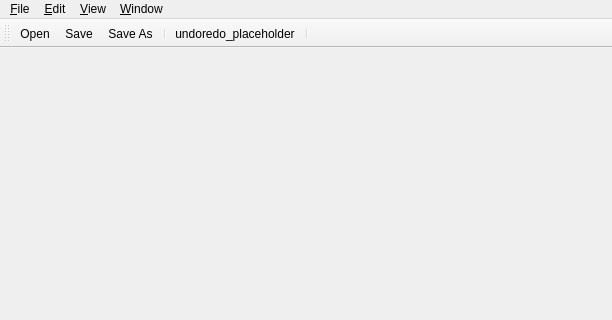
Before: the Qt Designer form cosecantmainwindow.ui in edpowley/cosecant, drawn with Qt 5; both pictures show x 0 to 612 and y 0 to 320 of the 612 by 507 pixel window.
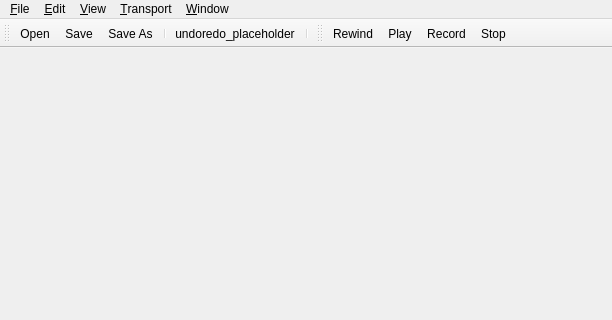
After: the same form once the commit is applied. Icons and pictures are not drawn.

Commit message: svnrevision.h ticks -> beats TimeInfo Transport toolbar

Patch:
```diff
--- a/cosecantmainwindow.ui
+++ b/cosecantmainwindow.ui
@@ -55,9 +55,19 @@
     </property>
     <addaction name="actionSettings"/>
    </widget>
+   <widget class="QMenu" name="menu_Transport">
+    <property name="title">
+     <string>&amp;Transport</string>
+    </property>
+    <addaction name="actionTransportRewind"/>
+    <addaction name="actionTransportPlay"/>
+    <addaction name="actionTransportRecord"/>
+    <addaction name="actionTransportStop"/>
+   </widget>
    <addaction name="menuFile"/>
    <addaction name="menu_Edit"/>
    <addaction name="menu_View"/>
+   <addaction name="menu_Transport"/>
    <addaction name="menuWindow"/>
   </widget>
   <widget class="QToolBar" name="mainToolBar">
@@ -78,6 +88,21 @@
    <addaction name="separator"/>
   </widget>
   <widget class="QStatusBar" name="statusBar"/>
+  <widget class="QToolBar" name="transportToolBar">
+   <property name="windowTitle">
+    <string>Transport toolbar</string>
+   </property>
+   <attribute name="toolBarArea">
+    <enum>TopToolBarArea</enum>
+   </attribute>
+   <attribute name="toolBarBreak">
+    <bool>false</bool>
+   </attribute>
+   <addaction name="actionTransportRewind"/>
+   <addaction name="actionTransportPlay"/>
+   <addaction name="actionTransportRecord"/>
+   <addaction name="actionTransportStop"/>
+  </widget>
   <action name="actionUndoredo_placeholder">
    <property name="text">
     <string notr="true">undoredo_placeholder</string>
@@ -152,6 +177,54 @@
     <string>E&amp;xit</string>
    </property>
   </action>
+  <action name="actionTransportRewind">
+   <property name="icon">
+    <iconset resource="cosecantmainwindow.qrc">
+     <normaloff>:/CosecantMainWindow/images/media-skip-backward.png</normaloff>:/CosecantMainWindow/images/media-skip-backward.png</iconset>
+   </property>
+   <property name="text">
+    <string>Re&amp;wind</string>
+   </property>
+  </action>
+  <action name="actionTransportPlay">
+   <property name="checkable">
+    <bool>true</bool>
+   </property>
+   <property name="icon">
+    <iconset resource="cosecantmainwindow.qrc">
+     <normaloff>:/CosecantMainWindow/images/media-playback-start.png</normaloff>:/CosecantMainWindow/images/media-playback-start.png</iconset>
+   </property>
+   <property name="text">
+    <string>&amp;Play</string>
+   </property>
+   <property name="shortcut">
+    <string comment="transport/play">F5</string>
+   </property>
+  </action>
+  <action name="actionTransportRecord">
+   <property name="checkable">
+    <bool>true</bool>
+   </property>
+   <property name="icon">
+    <iconset resource="cosecantmainwindow.qrc">
+     <normaloff>:/CosecantMainWindow/images/media-record.png</normaloff>:/CosecantMainWindow/images/media-record.png</iconset>
+   </property>
+   <property name="text">
+    <string>&amp;Record</string>
+   </property>
+  </action>
+  <action name="actionTransportStop">
+   <property name="icon">
+    <iconset resource="cosecantmainwindow.qrc">
+     <normaloff>:/CosecantMainWindow/images/media-playback-stop.png</normaloff>:/CosecantMainWindow/images/media-playback-stop.png</iconset>
+   </property>
+   <property name="text">
+    <string>&amp;Stop</string>
+   </property>
+   <property name="shortcut">
+    <string comment="transport/stop">F8</string>
+   </property>
+  </action>
  </widget>
  <layoutdefault spacing="6" margin="11"/>
  <resources>
```
The commit also changes 18 other files.
